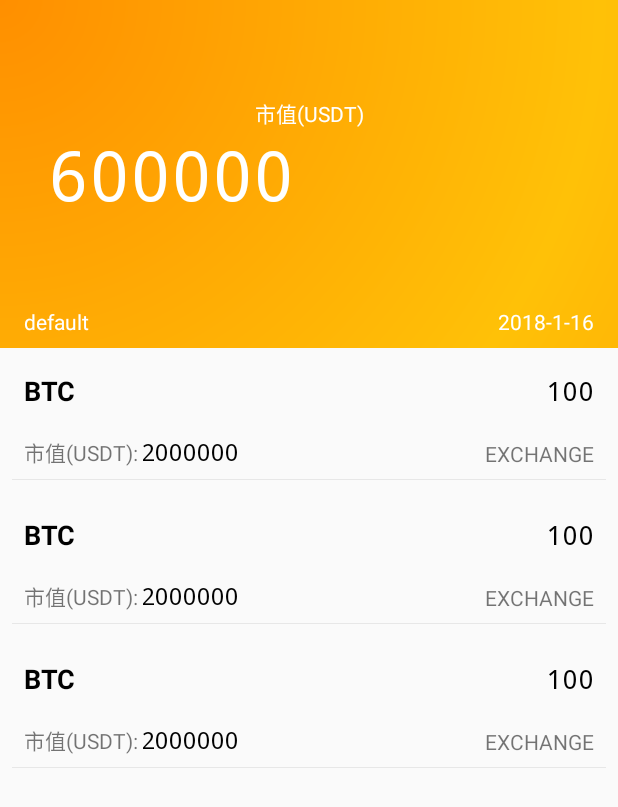
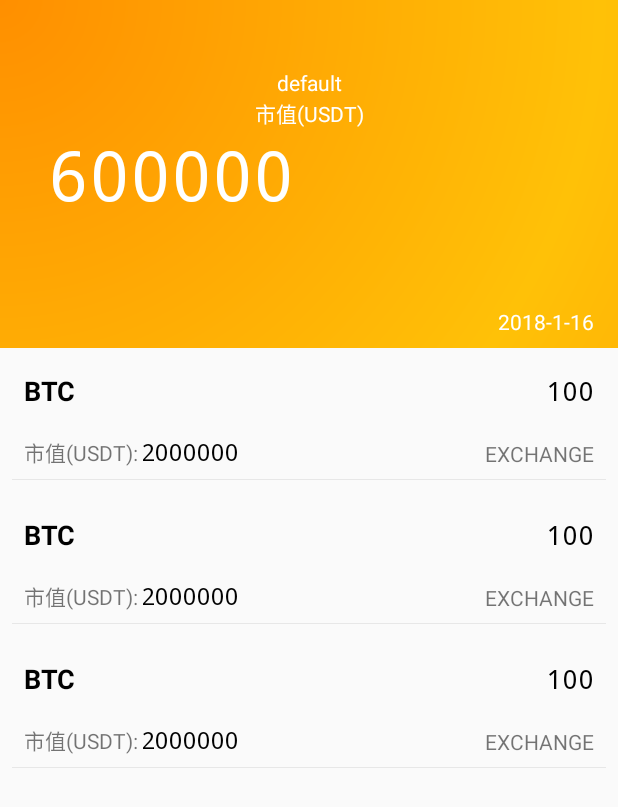
Before and after one commit to epicmars/btc-market, an Android app: the layout fragment_assets.xml on its own in the app's theme, with its tools: preview values and no code run, on a phone screen of 412 x 824 dp. Shown: the top 807 px of the screen. Run offline under Robolectric (Android 15) with nearby library versions, the phone set to English and light mode, and no system bars.

```diff
--- a/app/src/main/res/layout/fragment_assets.xml
+++ b/app/src/main/res/layout/fragment_assets.xml
@@ -74,16 +74,13 @@
 
                             <TextView
                                 android:id="@+id/tv_assets_name"
-                                android:layout_width="0dp"
+                                android:layout_width="wrap_content"
                                 android:layout_height="wrap_content"
-                                android:layout_marginBottom="8dp"
-                                android:layout_marginEnd="8dp"
-                                android:layout_marginStart="16dp"
                                 android:ellipsize="end"
                                 android:lines="1"
                                 android:textColor="@android:color/white"
-                                app:layout_constraintBottom_toBottomOf="parent"
-                                app:layout_constraintEnd_toStartOf="@+id/tv_update_time"
+                                app:layout_constraintBottom_toTopOf="@+id/tv_label_market_volume"
+                                app:layout_constraintEnd_toEndOf="parent"
                                 app:layout_constraintStart_toStartOf="parent"
                                 tools:text="default" />
 
--- a/app/src/main/res/values/theme.xml
+++ b/app/src/main/res/values/theme.xml
@@ -12,6 +12,7 @@
     <style name="AppTheme.NoActionBar">
         <item name="windowActionBar">false</item>
         <item name="windowNoTitle">true</item>
+        <item name="android:windowTranslucentStatus">true</item>
     </style>
 
     <style name="AppTheme.AppBarOverlay" parent="ThemeOverlay.AppCompat.Dark.ActionBar" />
--- a/data/src/main/java/com/fafabtc/data/data/local/dao/PortfolioDao.java
+++ b/data/src/main/java/com/fafabtc/data/data/local/dao/PortfolioDao.java
@@ -63,7 +63,7 @@ public abstract class PortfolioDao {
     @Transaction
     public Portfolio create(String assetsName) {
         if (assetsName == null)
-            throw new NullPointerException("The new account assets to be created is null.");
+            throw new NullPointerException("The new portfolio to be created is null.");
 
         Portfolio current = findCurrent();
         Portfolio cachedNewAssets = findByName(assetsName);
--- a/data/src/main/java/com/fafabtc/data/data/repo/ExchangeAssetsRepo.java
+++ b/data/src/main/java/com/fafabtc/data/data/repo/ExchangeAssetsRepo.java
@@ -34,9 +34,9 @@ public interface ExchangeAssetsRepo {
 
     Single<Portfolio> createPortfolioOfExchange(final String assetsName, final String exchange);
 
-    Single<List<ExchangeAssets>> getAllExchangeAssetsOfCurrentAccount();
+    Single<List<ExchangeAssets>> getAllExchangeAssetsOfCurrentPortfolio();
 
-    Single<List<ExchangeAssets>> getAllExchangeAssetsOfAccount(Portfolio portfolio);
+    Single<List<ExchangeAssets>> getAllExchangeAssetsOfPortfolio(Portfolio portfolio);
 
     Single<List<ExchangeAssets>> getAllExchangeAssetsOfExchange(Exchange exchange);
 
```
Also changed, not shown: app/src/main/java/com/fafabtc/app/ui/MainActivity.java (+10 -8 lines), data/src/main/java/com/fafabtc/data/data/repo/impl/ExchangeAssetsRepository.java (+18 -18 lines), data/src/main/java/com/fafabtc/data/model/entity/ExchangeRate.java (+28 -0 lines).
